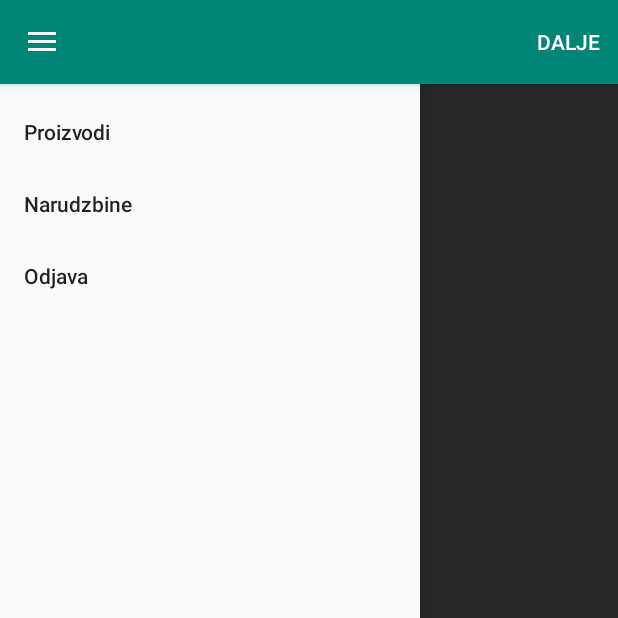
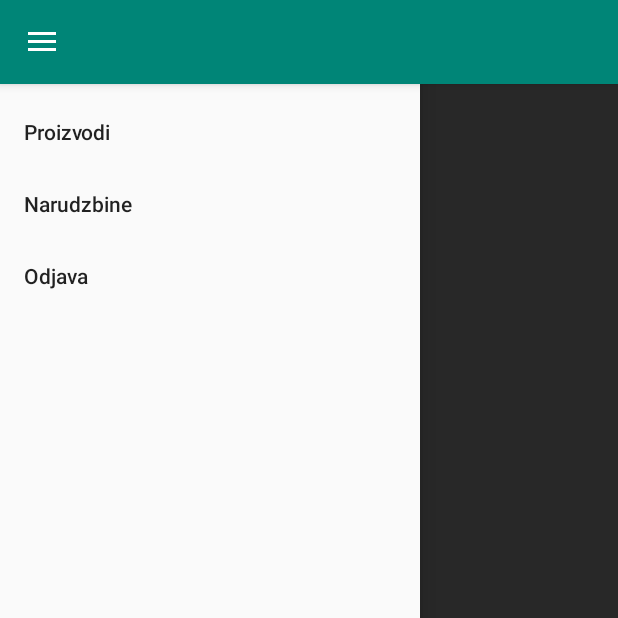
Before and after one commit to ivanak1996/Commercial-App-Copy, an Android app: the OrderDetailsFragment screen opened through its navigation route, with the side drawer open, on a phone screen of 412 x 824 dp, the top half of it. Run offline under Robolectric (Android 15) with nearby library versions, the phone set to English and light mode, and no system bars; our stand-ins replace Room's generated code, navigation-ui; network calls fail; 2 statements that could not run were skipped.

```diff
--- a/CommercialApp/app/src/main/java/com/example/commercialapp/ProductListActivity.java
+++ b/CommercialApp/app/src/main/java/com/example/commercialapp/ProductListActivity.java
@@ -160,8 +160,8 @@ public class ProductListActivity extends AppCompatActivity implements Navigation
                 break;
             }
             case R.id.action_next: {
-                Navigation.findNavController(this, R.id.nav_host_fragment)
-                        .navigate(R.id.orderExtraFragment);
+                /*Navigation.findNavController(this, R.id.nav_host_fragment)
+                        .navigate(R.id.orderExtraFragment);*/
             }
         }
 
--- a/CommercialApp/app/src/main/java/com/example/commercialapp/fragments/OrderDetailsFragment.java
+++ b/CommercialApp/app/src/main/java/com/example/commercialapp/fragments/OrderDetailsFragment.java
@@ -4,6 +4,7 @@ import android.os.Bundle;
 import android.view.LayoutInflater;
 import android.view.Menu;
 import android.view.MenuInflater;
+import android.view.MenuItem;
 import android.view.View;
 import android.view.ViewGroup;
 import android.widget.TextView;
@@ -13,6 +14,7 @@ import androidx.annotation.Nullable;
 import androidx.fragment.app.Fragment;
 import androidx.lifecycle.Observer;
 import androidx.lifecycle.ViewModelProviders;
+import androidx.navigation.Navigation;
 import androidx.recyclerview.widget.LinearLayoutManager;
 import androidx.recyclerview.widget.RecyclerView;
 
@@ -24,6 +26,7 @@ import com.example.commercialapp.roomDatabase.orders.OrderViewModel;
 import com.example.commercialapp.roomDatabase.products.Product;
 import com.example.commercialapp.roomDatabase.products.ProductViewModel;
 
+import java.util.ArrayList;
 import java.util.List;
 
 public class OrderDetailsFragment extends Fragment implements GetOpenedOrderAsyncResponse {
@@ -34,6 +37,7 @@ public class OrderDetailsFragment extends Fragment implements GetOpenedOrderAsyn
     private RecyclerView orderDetailsRecyclerView;
     private long orderId;
     private TextView noDataInRecyclerView;
+    private List<Product> productList = new ArrayList<>();
 
     public OrderDetailsFragment() {
         setHasOptionsMenu(true);
@@ -50,6 +54,16 @@ public class OrderDetailsFragment extends Fragment implements GetOpenedOrderAsyn
     public void onCreateOptionsMenu(@NonNull Menu menu, @NonNull MenuInflater inflater) {
         inflater.inflate(R.menu.next_menu, menu);
         super.onCreateOptionsMenu(menu, inflater);
+    }
+
+    @Override
+    public void onResume() {
+        super.onResume();
+        if (productList.size() > 0) {
+            showMenu();
+        } else {
+            hideMenu();
+        }
     }
 
     @Override
@@ -74,6 +88,12 @@ public class OrderDetailsFragment extends Fragment implements GetOpenedOrderAsyn
         productViewModel.getAllProductsInOpenedOrder().observe(OrderDetailsFragment.this.getActivity(), new Observer<List<Product>>() {
             @Override
             public void onChanged(List<Product> products) {
+                productList = products;
+                if (products.size() > 0) {
+                    showMenu();
+                } else {
+                    hideMenu();
+                }
                 productAdapter.setProducts(products);
                 productAdapter.notifyDataSetChanged();
                 refreshRecyclerViewAppearance();
@@ -86,6 +106,17 @@ public class OrderDetailsFragment extends Fragment implements GetOpenedOrderAsyn
         orderViewModel.getOpenedOrder(this);
 
         return view;
+    }
+
+    @Override
+    public boolean onOptionsItemSelected(@NonNull MenuItem item) {
+        if (item.getItemId() == R.id.action_next) {
+            if (!(productList.size() == 1 && productList.get(0).getQuantityInt() == 0)) {
+                Navigation.findNavController(getActivity(), R.id.nav_host_fragment)
+                        .navigate(R.id.orderExtraFragment);
+            }
+        }
+        return super.onOptionsItemSelected(item);
     }
 
     @Override
@@ -108,4 +139,12 @@ public class OrderDetailsFragment extends Fragment implements GetOpenedOrderAsyn
             noDataInRecyclerView.setVisibility(View.GONE);
         }
     }
+
+    private void hideMenu() {
+        setHasOptionsMenu(false);
+    }
+
+    private void showMenu() {
+        setHasOptionsMenu(true);
+    }
 }
```
